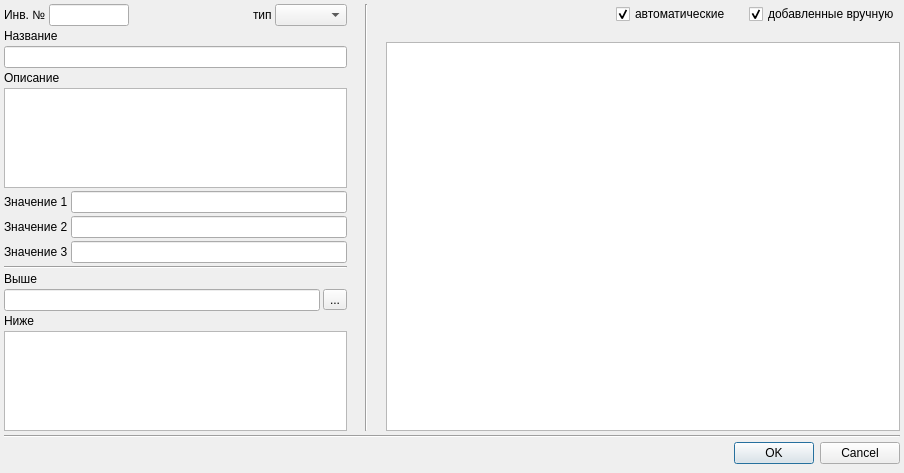
The window that item_dialog.ui (ChromVanadium/InventarIO) describes before a commit, drawn with Qt 5.
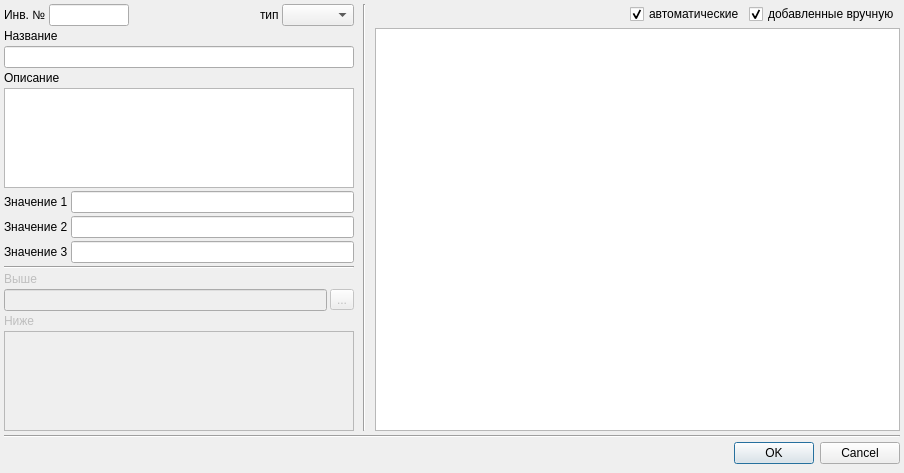
The same window after the commit.

```diff
--- a/item_dialog.ui
+++ b/item_dialog.ui
@@ -32,7 +32,7 @@
    <item>
     <layout class="QHBoxLayout" name="horizontalLayout" stretch="2,0,3">
      <property name="spacing">
-      <number>18</number>
+      <number>9</number>
      </property>
      <property name="topMargin">
       <number>0</number>
@@ -164,6 +164,9 @@
        </item>
        <item>
         <widget class="QLabel" name="label">
+         <property name="enabled">
+          <bool>false</bool>
+         </property>
          <property name="text">
           <string>Выше</string>
          </property>
@@ -175,10 +178,17 @@
           <number>0</number>
          </property>
          <item>
-          <widget class="QLineEdit" name="lineEdit"/>
+          <widget class="QLineEdit" name="lineEdit">
+           <property name="enabled">
+            <bool>false</bool>
+           </property>
+          </widget>
          </item>
          <item>
           <widget class="QToolButton" name="toolButton">
+           <property name="enabled">
+            <bool>false</bool>
+           </property>
            <property name="text">
             <string>...</string>
            </property>
@@ -188,13 +198,20 @@
        </item>
        <item>
         <widget class="QLabel" name="label_4">
+         <property name="enabled">
+          <bool>false</bool>
+         </property>
          <property name="text">
           <string>Ниже</string>
          </property>
         </widget>
        </item>
        <item>
-        <widget class="QTableWidget" name="tableWidget_2"/>
+        <widget class="QTableWidget" name="tableWidget_2">
+         <property name="enabled">
+          <bool>false</bool>
+         </property>
+        </widget>
        </item>
       </layout>
      </item>
@@ -207,6 +224,9 @@
      </item>
      <item>
       <layout class="QVBoxLayout" name="verticalLayout_3">
+       <property name="spacing">
+        <number>4</number>
+       </property>
        <property name="rightMargin">
         <number>0</number>
        </property>
```
